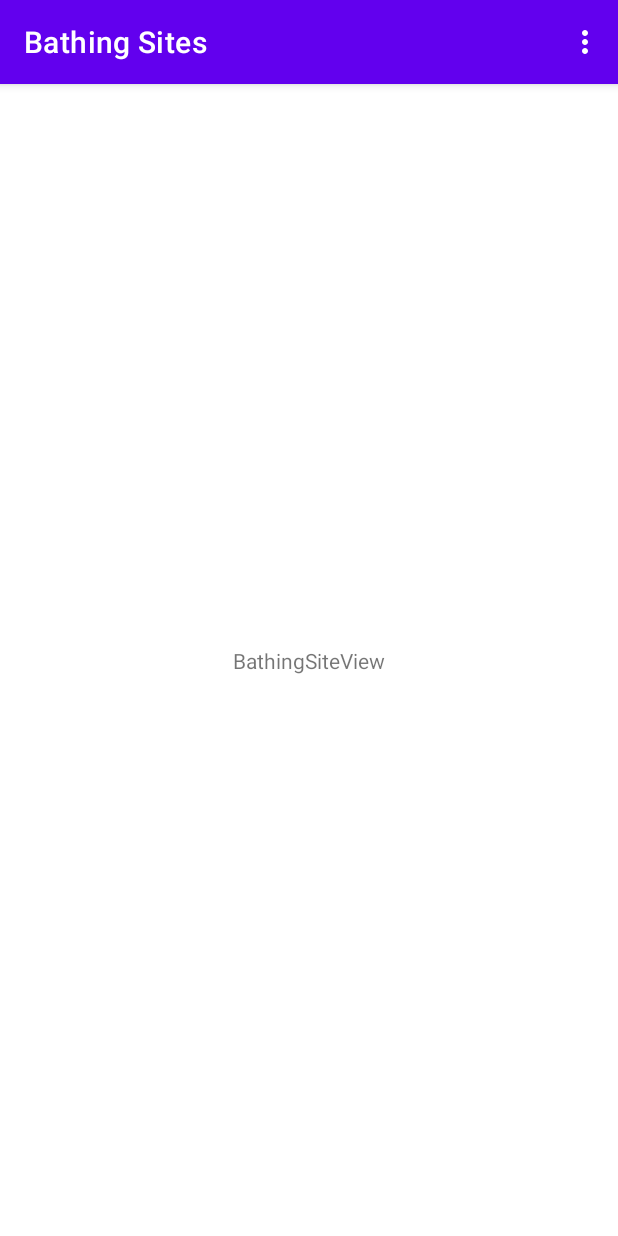
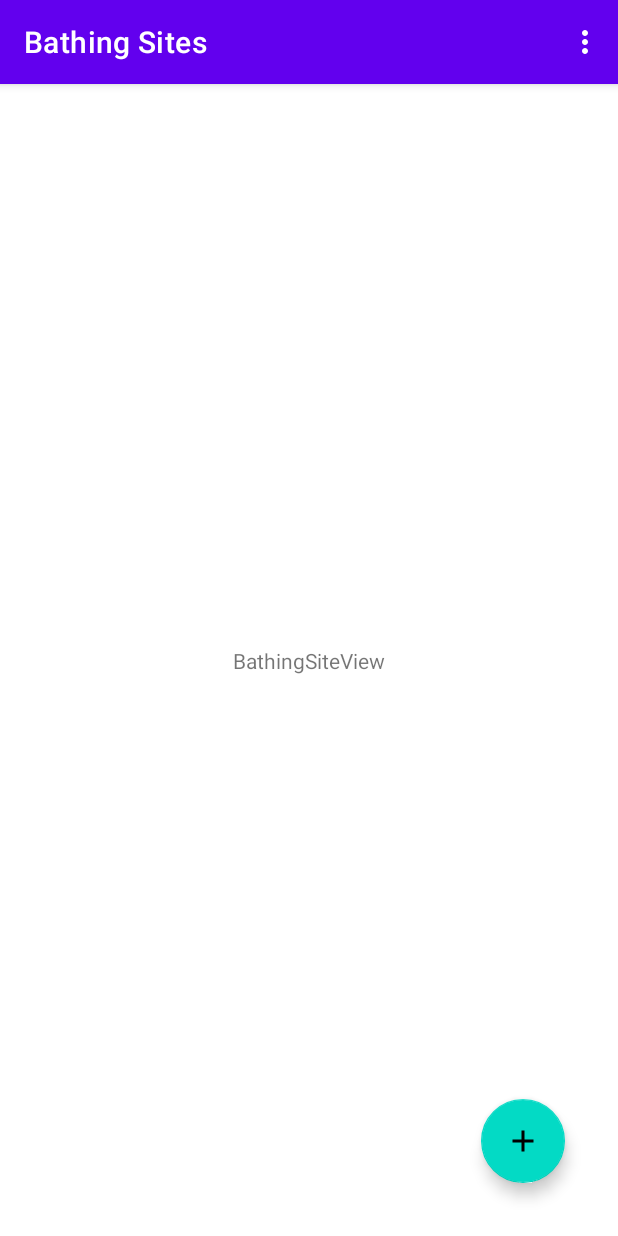
Before and after one commit to SamuelThand/bathing-sites-app, an Android app: the screen it shows after launch (MainActivity), on a phone screen of 412 x 824 dp. Run offline under Robolectric (Android 15) with nearby library versions, the phone set to English and light mode, and no system bars.

Commit message:
Added button for adding bathing sites

```diff
--- /dev/null
+++ b/app/src/main/res/drawable/ic_add_bathing_site.xml
@@ -0,0 +1,5 @@
+<vector android:height="24dp" android:tint="#000000"
+    android:viewportHeight="24" android:viewportWidth="24"
+    android:width="24dp" xmlns:android="http://schemas.android.com/apk/res/android">
+    <path android:fillColor="@android:color/white" android:pathData="M19,13h-6v6h-2v-6H5v-2h6V5h2v6h6v2z"/>
+</vector>
--- a/app/src/main/res/layout/fragment_bathing_sites.xml
+++ b/app/src/main/res/layout/fragment_bathing_sites.xml
@@ -11,7 +11,7 @@
         android:layout_height="match_parent">
 
         <se.miun.sath2102.dt031g.bathingsites.BathingSitesView
-            android:id="@+id/bathingSitesView2"
+            android:id="@+id/bathingSitesView"
             android:layout_width="wrap_content"
             android:layout_height="wrap_content"
             app:layout_constraintBottom_toBottomOf="parent"
@@ -20,5 +20,21 @@
             app:layout_constraintStart_toStartOf="parent"
             app:layout_constraintTop_toTopOf="parent"
             app:layout_constraintVertical_bias="0.5" />
+
+        <com.google.android.material.floatingactionbutton.FloatingActionButton
+            android:id="@+id/addBathingSiteButton"
+            android:layout_width="wrap_content"
+            android:layout_height="wrap_content"
+            android:clickable="true"
+            android:contentDescription="@string/add_bathing_site_button_text"
+            android:src="@drawable/ic_add_bathing_site"
+            app:layout_constraintBottom_toBottomOf="parent"
+            app:layout_constraintEnd_toEndOf="parent"
+            app:layout_constraintHorizontal_bias="0.9"
+            app:layout_constraintStart_toStartOf="parent"
+            app:layout_constraintTop_toTopOf="parent"
+            app:layout_constraintVertical_bias="0.95" />
+
+
     </androidx.constraintlayout.widget.ConstraintLayout>
 </FrameLayout>
--- a/app/src/main/res/values/strings.xml
+++ b/app/src/main/res/values/strings.xml
@@ -1,8 +1,12 @@
 <resources>
     <string name="app_name">Bathing Sites</string>
 
-    <!--  Menu  -->
+    <!--  MainActivity  -->
     <string name="menu_item_settings">Settings</string>
+    <string name="add_bathing_site_button_text">Add Bathing Site</string>
+
+
+
 
 
 </resources>
```
